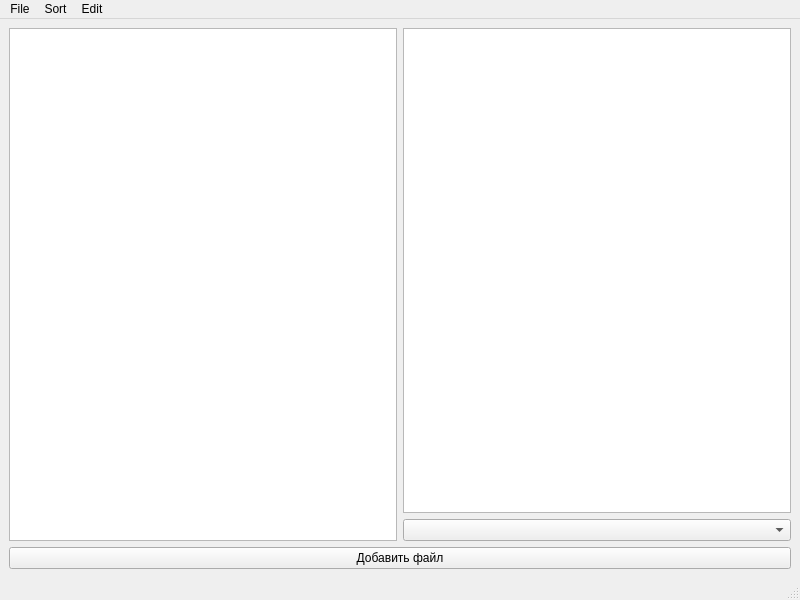
Above: Online shop/Shop/MainWindow.ui from JohnMril/ProjectShop before the change. Below: the same form after it.
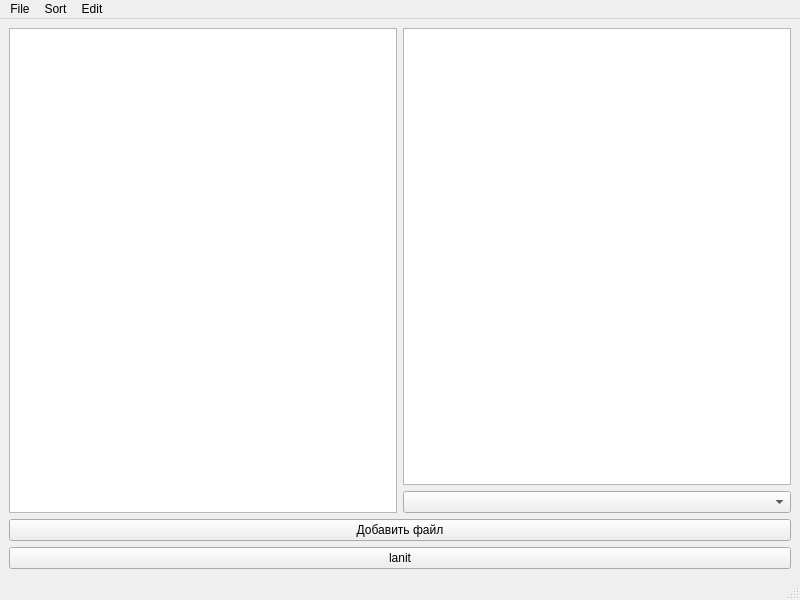
That is the form after the change.

Diff of the .ui file:
```diff
--- a/Online shop/Shop/MainWindow.ui
+++ b/Online shop/Shop/MainWindow.ui
@@ -39,6 +39,13 @@
       </property>
      </widget>
     </item>
+    <item>
+     <widget class="QPushButton" name="pushButton_2">
+      <property name="text">
+       <string>lanit</string>
+      </property>
+     </widget>
+    </item>
    </layout>
   </widget>
   <widget class="QMenuBar" name="menubar">
```
